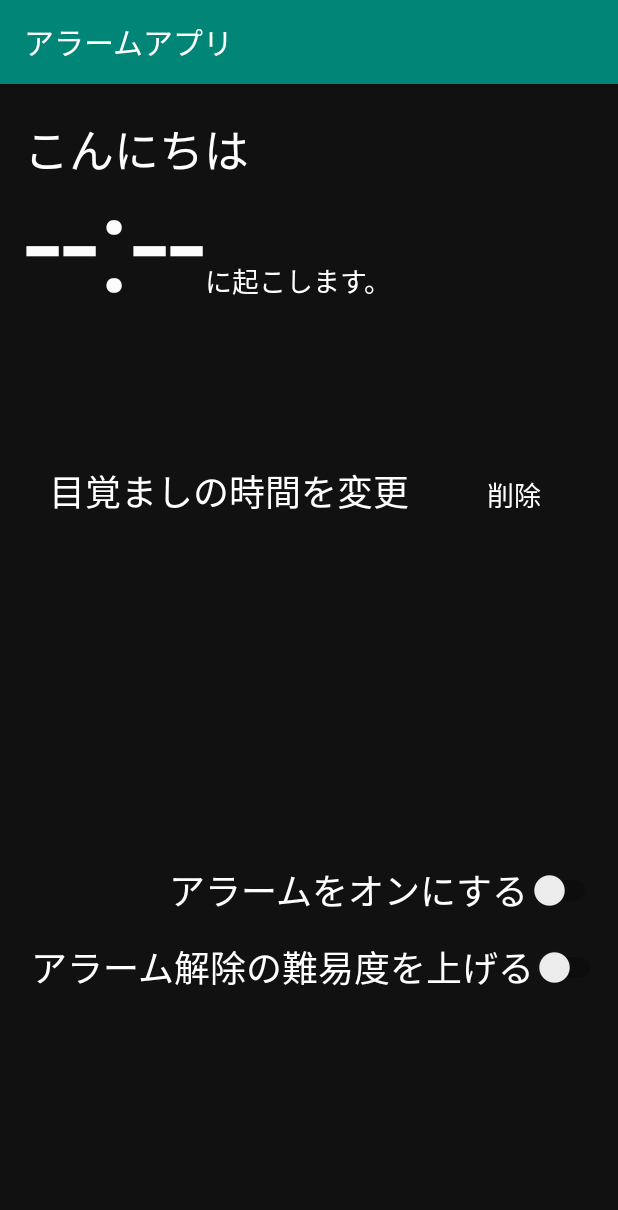
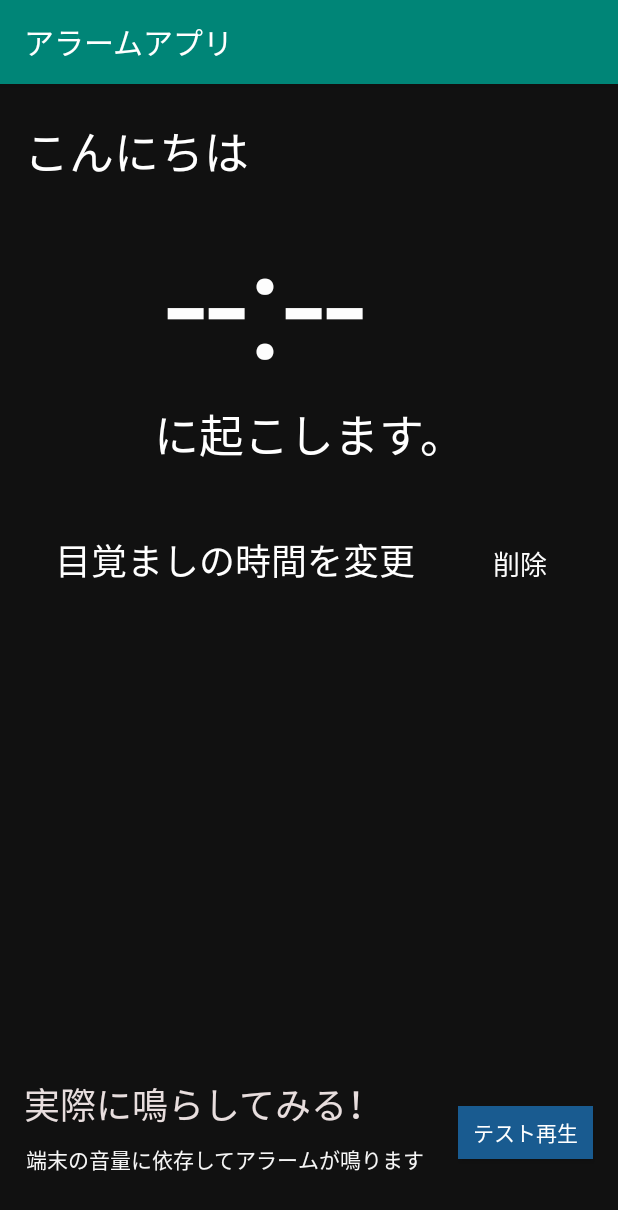
Before and after one commit to ryotaorolab/mezamasihigh, an Android app: the screen it shows after launch (MainActivity), on a phone screen of 412 x 824 dp. Shown: the top 1210 px of the screen. Run offline under Robolectric (Android 15) with nearby library versions, the phone set to English and light mode, and no system bars.

Commit message:
機能の追加

```diff
--- a/app/src/main/java/com/mou78/mezamasihigh/AlarmActivity.java
+++ b/app/src/main/java/com/mou78/mezamasihigh/AlarmActivity.java
@@ -2,9 +2,11 @@ package com.mou78.mezamasihigh;
 
 import androidx.appcompat.app.AppCompatActivity;
 
+import android.content.Context;
 import android.content.Intent;
 import android.location.Criteria;
 import android.location.LocationManager;
+import android.media.AudioManager;
 import android.media.MediaPlayer;
 import android.os.Bundle;
 import android.view.View;
@@ -28,6 +30,7 @@ public class AlarmActivity extends AppCompatActivity {
     protected void onCreate(Bundle savedInstanceState) {
         super.onCreate(savedInstanceState);
         setContentView(R.layout.activity_alarm2);
+
 
         // 音楽の読み込み
         p = MediaPlayer.create(getApplicationContext(), R.raw.morning);
@@ -82,7 +85,6 @@ public class AlarmActivity extends AppCompatActivity {
             if (seikai == 4) {
                 //目覚まし停止
                 p.pause();
-
                 //解除後の画面に移行
                 Intent intent = new Intent(AlarmActivity.this, UnlockActicity.class);
                 startActivity(intent);
@@ -90,13 +92,14 @@ public class AlarmActivity extends AppCompatActivity {
             }
 
         } else {
-            Toast.makeText(this, "数字が違うよ！", Toast.LENGTH_SHORT).show();
+            Toast.makeText(this, "選択された数字が一致しません", Toast.LENGTH_SHORT).show();
         }
     }
 
 
 
     public void number2(View v) {
+
         if (hairetu[seikai] == 2) {
             mondai = mondai.substring(1);
             textView.setText(mondai);
@@ -112,11 +115,12 @@ public class AlarmActivity extends AppCompatActivity {
             }
         } else {
 
-            Toast.makeText(this, "数字が違うよ！", Toast.LENGTH_SHORT).show();
+            Toast.makeText(this, "選択された数字が一致しません！", Toast.LENGTH_SHORT).show();
         }
     }
 
     public void number3(View v) {
+
         if (hairetu[seikai] == 3) {
             mondai = mondai.substring(1);
             textView.setText(mondai);
@@ -132,11 +136,12 @@ public class AlarmActivity extends AppCompatActivity {
             }
         } else {
 
-            Toast.makeText(this, "数字が違うよ！", Toast.LENGTH_SHORT).show();
+            Toast.makeText(this, "選択された数字が一致しません", Toast.LENGTH_SHORT).show();
         }
     }
 
     public void number4(View v) {
+
         if (hairetu[seikai] == 4) {
             mondai = mondai.substring(1);
             textView.setText(mondai);
@@ -152,7 +157,7 @@ public class AlarmActivity extends AppCompatActivity {
             }
         } else {
 
-            Toast.makeText(this, "数字が違うよ！", Toast.LENGTH_SHORT).show();
+            Toast.makeText(this, "選択された数字が一致しません", Toast.LENGTH_SHORT).show();
         }
     }
 
--- a/app/src/main/java/com/mou78/mezamasihigh/MainActivity.java
+++ b/app/src/main/java/com/mou78/mezamasihigh/MainActivity.java
@@ -8,6 +8,7 @@ import android.app.PendingIntent;
 import android.content.Context;
 import android.content.Intent;
 import android.content.SharedPreferences;
+import android.media.MediaPlayer;
 import android.net.Uri;
 import android.os.Build;
 import android.os.Bundle;
@@ -32,6 +33,7 @@ public class MainActivity extends AppCompatActivity {
 
     //ArarmManager
     private AlarmManager alarmManager;
+    MediaPlayer test;
 
     @Override
     protected void onCreate(Bundle savedInstanceState) {
@@ -112,5 +114,12 @@ public class MainActivity extends AppCompatActivity {
         editor.remove("time");
         editor.commit();
     }
+    public  void Testaram (View view) {
+
+        // 音楽の読み込み
+        test = MediaPlayer.create(getApplicationContext(), R.raw.morning);
+        // 一回再生
+        test.start();
+    }
 
 }
--- a/app/src/main/java/com/mou78/mezamasihigh/UnlockActicity.java
+++ b/app/src/main/java/com/mou78/mezamasihigh/UnlockActicity.java
@@ -2,7 +2,9 @@ package com.mou78.mezamasihigh;
 
 import androidx.appcompat.app.AppCompatActivity;
 
+import android.content.Context;
 import android.content.Intent;
+import android.media.AudioManager;
 import android.net.Uri;
 import android.os.Bundle;
 import android.view.View;
@@ -26,7 +28,6 @@ public class UnlockActicity extends AppCompatActivity {
         WebView webView1 = (WebView)findViewById(R.id.webView);
         webView1.setWebViewClient(new WebViewClient() {
         });
-
 
         // WebView呼び出し
         myWebView = (WebView) findViewById(R.id.webView);
--- a/app/src/main/res/layout/activity_main.xml
+++ b/app/src/main/res/layout/activity_main.xml
@@ -12,84 +12,64 @@
 
 
 
+
+
     ]]>
+
+    <TextView
+
+        android:id="@+id/timeTextView"
+        android:layout_width="wrap_content"
+        android:layout_height="wrap_content"
+        android:layout_marginStart="7dp"
+        android:layout_marginTop="10dp"
+        android:text="9:41"
+        android:textColor="#FDFDFD"
+        android:textSize="100sp"
+        app:layout_constraintStart_toStartOf="@+id/textView2"
+        app:layout_constraintTop_toBottomOf="@+id/textView" />
+
+    <Button
+        android:id="@+id/button5"
+        android:layout_width="wrap_content"
+        android:layout_height="wrap_content"
+        android:layout_marginEnd="21dp"
+        android:background="#00FFFFFF"
+        android:onClick="release"
+        android:text="削除"
+        android:textColor="#FDFDFD"
+        android:textSize="18sp"
+        app:layout_constraintBaseline_toBaselineOf="@+id/changetime"
+        app:layout_constraintEnd_toEndOf="parent"
+        app:layout_constraintStart_toEndOf="@+id/changetime" />
 
     <Button
         android:id="@+id/changetime"
         android:layout_width="0dp"
         android:layout_height="wrap_content"
-        android:layout_marginStart="20dp"
+        android:layout_marginStart="24dp"
+        android:layout_marginTop="37dp"
         android:layout_marginEnd="13dp"
         android:background="#00FFFFFF"
         android:onClick="setTime"
         android:text="目覚ましの時間を変更"
         android:textColor="#FFFFFF"
         android:textSize="24sp"
-        app:layout_constraintBaseline_toBaselineOf="@+id/button5"
         app:layout_constraintEnd_toStartOf="@+id/button5"
-        app:layout_constraintStart_toStartOf="parent" />
-
-    <TextView
-
-        android:id="@+id/timeTextView"
-        android:layout_width="wrap_content"
-        android:layout_height="wrap_content"
-        android:layout_marginTop="43dp"
-        android:text="9:41"
-        android:textColor="#FDFDFD"
-        android:textSize="90sp"
-        app:layout_constraintStart_toStartOf="@+id/textView"
-        app:layout_constraintTop_toTopOf="parent" />
-
-    <Switch
-        android:id="@+id/switch2"
-        android:layout_width="wrap_content"
-        android:layout_height="wrap_content"
-        android:layout_marginEnd="8dp"
-        android:layout_marginBottom="161dp"
-        android:text="アラーム解除の難易度を上げる"
-        android:textColor="#FFFFFF"
-        android:textSize="24sp"
-        app:layout_constraintBottom_toBottomOf="parent"
-        app:layout_constraintEnd_toEndOf="parent" />
-
-    <Switch
-        android:id="@+id/switch4"
-        android:layout_width="wrap_content"
-        android:layout_height="wrap_content"
-        android:layout_marginEnd="11dp"
-        android:layout_marginBottom="15dp"
-        android:text="アラームをオンにする"
-        android:textColor="#FFFFFF"
-        android:textSize="24sp"
-        app:layout_constraintBottom_toTopOf="@+id/switch2"
-        app:layout_constraintEnd_toEndOf="parent" />
-
-    <Button
-        android:id="@+id/button5"
-        android:layout_width="wrap_content"
-        android:layout_height="wrap_content"
-        android:layout_marginTop="250dp"
-        android:layout_marginEnd="25dp"
-        android:background="#00FFFFFF"
-        android:onClick="release"
-        android:text="削除"
-        android:textColor="#FDFDFD"
-        android:textSize="18sp"
-        app:layout_constraintEnd_toEndOf="parent"
-        app:layout_constraintTop_toTopOf="parent" />
+        app:layout_constraintStart_toStartOf="parent"
+        app:layout_constraintTop_toBottomOf="@+id/textView2" />
 
     <TextView
         android:id="@+id/textView"
         android:layout_width="wrap_content"
         android:layout_height="wrap_content"
         android:layout_marginStart="16dp"
+        android:layout_marginTop="22dp"
         android:text="こんにちは"
         android:textColor="#FFFFFF"
         android:textSize="30sp"
-        app:layout_constraintBottom_toTopOf="@+id/timeTextView"
         app:layout_constraintStart_toStartOf="parent"
-        app:layout_constraintTop_toTopOf="@+id/timeTextView" />
+        app:layout_constraintTop_toTopOf="parent" />
 
     <TextView
         android:id="@+id/textView2"
@@ -97,8 +77,51 @@
         android:layout_height="wrap_content"
         android:text="に起こします。"
         android:textColor="#FFFFFF"
-        android:textSize="18sp"
-        app:layout_constraintBaseline_toBaselineOf="@+id/timeTextView"
-        app:layout_constraintStart_toEndOf="@+id/timeTextView" />
+        android:textSize="30sp"
+        app:layout_constraintEnd_toEndOf="parent"
+        app:layout_constraintStart_toStartOf="parent"
+        app:layout_constraintTop_toBottomOf="@+id/timeTextView" />
+
+    <Button
+        android:id="@+id/button8"
+        android:layout_width="0dp"
+        android:layout_height="35dp"
+        android:layout_marginEnd="16dp"
+        android:layout_marginBottom="51dp"
+        android:background="#902196F3"
+        android:onClick="Testaram"
+        android:text="テスト再生"
+        android:textColor="#FFFFFF"
+        app:layout_constraintBottom_toBottomOf="parent"
+        app:layout_constraintEnd_toEndOf="parent"
+        app:layout_constraintStart_toEndOf="@+id/textView10" />
+
+    <TextView
+        android:id="@+id/textView9"
+        android:layout_width="wrap_content"
+        android:layout_height="wrap_content"
+        android:layout_marginStart="16dp"
+        android:layout_marginEnd="50dp"
+        android:layout_marginBottom="8dp"
+        android:text="実際に鳴らしてみる！"
+        android:textColor="#E8DEDE"
+        android:textSize="24sp"
+        app:layout_constraintBottom_toTopOf="@+id/textView10"
+        app:layout_constraintEnd_toStartOf="@+id/button8"
+        app:layout_constraintStart_toStartOf="parent" />
+
+    <TextView
+        android:id="@+id/textView10"
+        android:layout_width="wrap_content"
+        android:layout_height="wrap_content"
+        android:layout_marginStart="16dp"
+        android:layout_marginEnd="22dp"
+        android:text="端末の音量に依存してアラームが鳴ります"
+        android:textColor="#F6F6F6"
+        android:textSize="14sp"
+        app:layout_constraintBottom_toBottomOf="@+id/button8"
+        app:layout_constraintEnd_toStartOf="@+id/button8"
+        app:layout_constraintStart_toStartOf="parent"
+        app:layout_constraintTop_toBottomOf="@+id/button8" />
 
 </androidx.constraintlayout.widget.ConstraintLayout>
```
